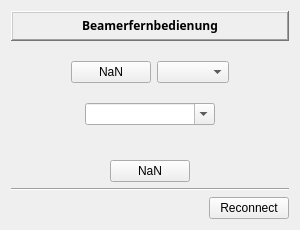
This is beamerfernbedienung.ui in christian-heusel/qt-beamer_remote as Qt 5 draws it before an edit. The edited form follows.
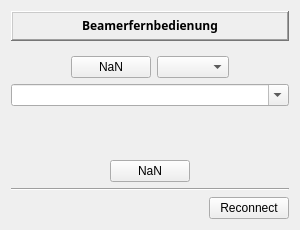
This is the edited form.

Commit message: add more settings run x_clicked() fct to initializing buttons

Patch:
```diff
--- a/beamerfernbedienung.ui
+++ b/beamerfernbedienung.ui
@@ -135,6 +135,22 @@
        </item>
       </layout>
      </item>
+     <item>
+      <widget class="QComboBox" name="lensSelector">
+       <property name="minimumSize">
+        <size>
+         <width>130</width>
+         <height>0</height>
+        </size>
+       </property>
+       <property name="editable">
+        <bool>true</bool>
+       </property>
+       <property name="insertPolicy">
+        <enum>QComboBox::InsertAtCurrent</enum>
+       </property>
+      </widget>
+     </item>
      <item>
       <spacer name="verticalSpacer_5">
        <property name="orientation">
@@ -163,22 +179,6 @@
          </property>
         </spacer>
        </item>
-       <item>
-        <widget class="QComboBox" name="lensSelector">
-         <property name="minimumSize">
-          <size>
-           <width>130</width>
-           <height>0</height>
-          </size>
-         </property>
-         <property name="editable">
-          <bool>true</bool>
-         </property>
-         <property name="insertPolicy">
-          <enum>QComboBox::InsertAtCurrent</enum>
-         </property>
-        </widget>
-       </item>
        <item>
         <spacer name="horizontalSpacer_2">
          <property name="orientation">
```
Left out of the diff: 3 changed lines with no effect on the pictures. The commit also changes 1 other file.
